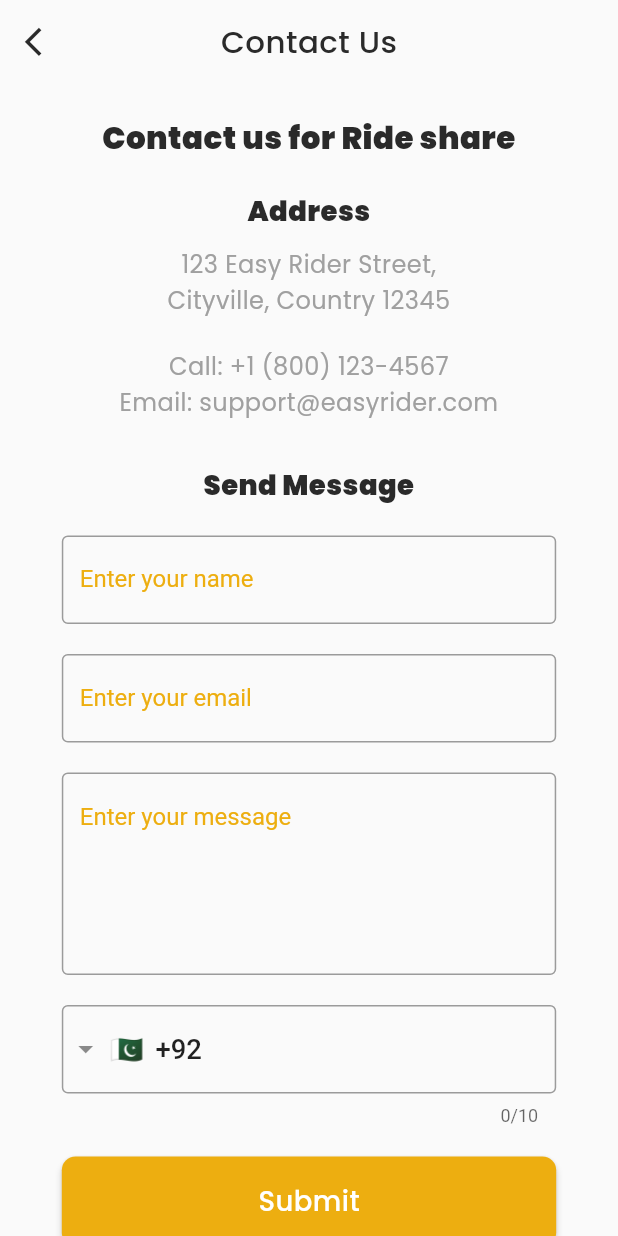
After one commit to abdullah517/EasyRider, a Flutter app: the ContactUsPage screen opened directly, on a phone screen of 412 x 824 dp. The commit adds this screen. Run offline on Flutter 3.47's test engine with Material 3 defaults, Android fonts, the phone set to English and light mode, and no system bars; drawn by our look-alikes of intl_phone_field; our stand-ins replace camera, cloud_firestore, firebase_auth, firebase_core, firebase_database, firebase_messaging and 13 more; missing offline and left inert: cnic_scanner, email_otp, flutter_geofire, flutter_polyline_points, maps_toolkit; accounts and stored records are empty; project files that could hold a hidden picture were left out.

Commit message:
Some Updates

```diff
--- /dev/null
+++ b/lib/sidemenupages/contactus.dart
@@ -0,0 +1,177 @@
+import 'package:flutter/material.dart';
+import 'package:flutter_screenutil/flutter_screenutil.dart';
+import 'package:intl_phone_field/intl_phone_field.dart';
+import 'package:ridemate/utils/appcolors.dart';
+import 'package:ridemate/view/Authentication/components/customappbar.dart';
+import 'package:ridemate/widgets/custombutton.dart';
+import 'package:ridemate/widgets/customtext.dart';
+
+class ContactUsPage extends StatefulWidget {
+  const ContactUsPage({Key? key}) : super(key: key);
+
+  @override
+  // ignore: library_private_types_in_public_api
+  _ContactUsPageState createState() => _ContactUsPageState();
+}
+
+class _ContactUsPageState extends State<ContactUsPage> {
+  final TextEditingController _messageController = TextEditingController();
+  final TextEditingController _nameController = TextEditingController();
+  final TextEditingController _emailController = TextEditingController();
+  final TextEditingController _phoneNumberController = TextEditingController();
+
+  @override
+  void dispose() {
+    // Clean up the controllers when the widget is disposed
+    _messageController.dispose();
+    _nameController.dispose();
+    _emailController.dispose();
+    _phoneNumberController.dispose();
+    super.dispose();
+  }
+
+  @override
+  Widget build(BuildContext context) {
+    return Scaffold(
+      appBar: customappbar(context,
+          title: 'Contact Us', backgroundColor: Colors.transparent),
+      body: SingleChildScrollView(
+        child: Center(
+          child: Padding(
+            padding: const EdgeInsets.all(20.0),
+            child: SizedBox(
+              width: MediaQuery.of(context).size.width * 0.8,
+              child: Column(
+                crossAxisAlignment: CrossAxisAlignment.center,
+                children: [
+                  const CustomText(
+                    title: 'Contact us for Ride share',
+                    fontSize: 18,
+                    fontWeight: FontWeight.w900,
+                    textAlign: TextAlign.center,
+                    color: Appcolors.contentPrimary,
+                  ),
+                  const SizedBox(height: 20),
+                  const CustomText(
+                    title: 'Address',
+                    fontSize: 16,
+                    fontWeight: FontWeight.w900,
+                    textAlign: TextAlign.center,
+                    color: Appcolors.contentPrimary,
+                  ),
+                  const SizedBox(height: 10),
+                  const CustomText(
+                    title: '123 Easy Rider Street,\nCityville, Country 12345',
+                    fontSize: 14,
+                    textAlign: TextAlign.center,
+                    color: Appcolors.neutralgrey,
+                  ),
+                  const SizedBox(height: 20),
+                  const CustomText(
+                    title:
+                        'Call: +1 (800) 123-4567\nEmail: support@easyrider.com',
+                    fontSize: 14,
+                    textAlign: TextAlign.center,
+                    color: Appcolors.neutralgrey,
+                  ),
+                  const SizedBox(height: 30),
+                  const CustomText(
+                    title: 'Send Message',
+                    fontSize: 16,
+                    fontWeight: FontWeight.w900,
+                    textAlign: TextAlign.center,
+                    color: Appcolors.contentPrimary,
+                  ),
+                  const SizedBox(height: 20),
+                  const TextField(
+                    cursorColor:
+                        Appcolors.primaryColor, // Change cursor color here
+                    decoration: InputDecoration(
+                      border: OutlineInputBorder(),
+                      focusedBorder: OutlineInputBorder(
+                        borderSide: BorderSide(color: Appcolors.primaryColor),
+                      ),
+                      labelText: 'Enter your name',
+                      labelStyle: TextStyle(
+                          color: Appcolors
+                              .primaryColor), // Use custom color from Appcolors
+                    ),
+                  ),
+                  const SizedBox(height: 20),
+                  const TextField(
+                    cursorColor:
+                        Appcolors.primaryColor, // Change cursor color here
+                    decoration: InputDecoration(
+                      border: OutlineInputBorder(),
+                      focusedBorder: OutlineInputBorder(
+                        borderSide: BorderSide(color: Appcolors.primaryColor),
+                      ),
+                      labelText: 'Enter your email',
+                      labelStyle: TextStyle(color: Appcolors.primaryColor),
+                    ),
+                  ),
+                  const SizedBox(height: 20),
+                  const TextField(
+                    cursorColor: Appcolors.primaryColor,
+                    maxLines: 5, // Set maxLines to null for unlimited lines
+                    decoration: InputDecoration(
+                      border: OutlineInputBorder(),
+                      focusedBorder: OutlineInputBorder(
+                        borderSide: BorderSide(color: Appcolors.primaryColor),
+                      ),
+                      hintText: 'Enter your message',
+                      hintStyle: TextStyle(
+                          color: Appcolors
+                              .primaryColor), // Change hint text color here
+                      labelStyle: TextStyle(
+                          color: Appcolors
+                              .primaryColor), // Change label text color here
+                    ),
+                  ),
+                  const SizedBox(height: 20),
+                  IntlPhoneField(
+                    cursorColor: Appcolors.primaryColor,
+                    controller: _phoneNumberController,
+                    dropdownTextStyle: TextStyle(
+                      fontSize: 16.sp,
+                      fontWeight: FontWeight.w500,
+                      //color: Appcolors.primaryColor
+                    ),
+                    decoration: const InputDecoration(
+                      //labelText: 'Phone Number',
+                      labelStyle: TextStyle(
+                        color: Appcolors.primaryColor,
+                      ),
+                      border: OutlineInputBorder(
+                        borderSide: BorderSide(color: Appcolors.primaryColor),
+                      ),
+                      focusedBorder: OutlineInputBorder(
+                        borderSide: BorderSide(color: Appcolors.primaryColor),
+                      ),
+                    ),
+                    initialCountryCode: 'PK',
+                    onChanged: (phone) {
+                      //print(phone.completeNumber);
+                    },
+                  ),
+                  const SizedBox(height: 20),
+                  Custombutton(
+                    text: 'Submit',
+                    fontSize: 16,
+                    height: 50,
+                    width: double.infinity,
+                    fontWeight: FontWeight.w500,
+                    borderRadius: 8,
+                    ontap: () {
+                      // Handle submission here
+                    },
+                  ),
+                ],
+              ),
+            ),
+          ),
+        ),
+      ),
+    );
+  }
+}
--- a/lib/view/Authentication/view/joinviaphone/joinviaphone.dart
+++ b/lib/view/Authentication/view/joinviaphone/joinviaphone.dart
@@ -52,8 +52,9 @@ class Joinviaphone extends StatelessWidget {
                   Consumer<Joinviaphoneprovider>(
                     builder: (context, checkstate, child) => Checkbox(
                       value: checkstate.ischecked,
-                      fillColor: WidgetStateProperty.resolveWith<Color>(
-                          (Set<WidgetState> states) => Appcolors.successColor),
+                      fillColor: MaterialStateProperty.resolveWith<Color>(
+                          (Set<MaterialState> states) =>
+                              Appcolors.successColor),
                       onChanged: (value) {
                         checkstate.setcheckstate(value);
                       },
```
Also changed, not shown: lib/sidemenupages/aboutus.dart (added, +41 -0 lines), lib/sidemenupages/deleteaccount.dart (added, +66 -0 lines), lib/sidemenupages/helpandsupport.dart (added, +61 -0 lines), lib/sidemenupages/privacy.dart (added, +50 -0 lines), lib/view/Homepage/components/sidemenubar.dart (+37 -8 lines).
